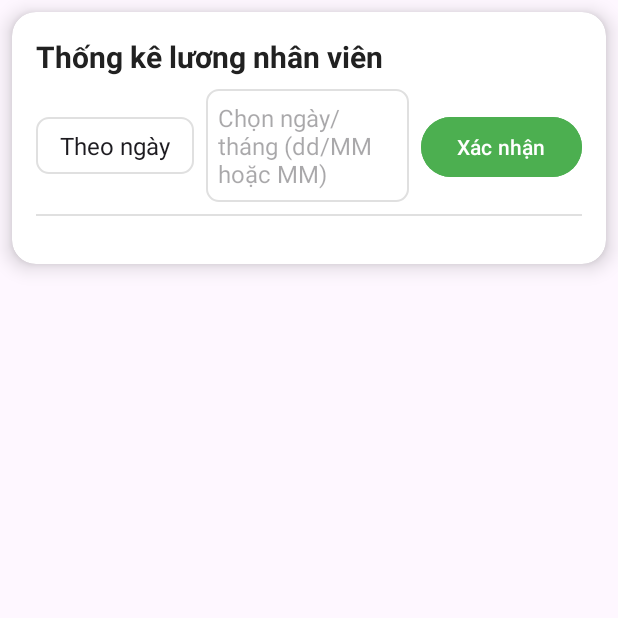
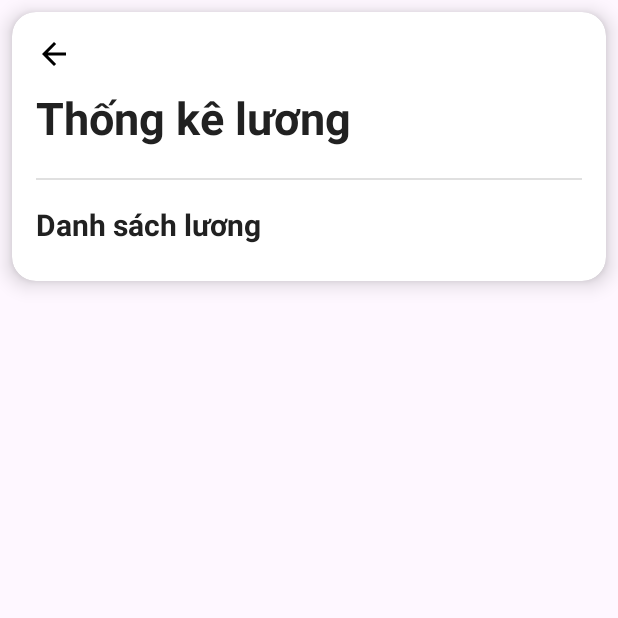
Before and after one commit to buihuuviet204/BTLQLQuanAn_N1_64CNTT2, an Android app: the fragment ActivityFragmentSalary shown on its own in the app's theme, on a phone screen of 412 x 824 dp, the top half of it. Run offline under Robolectric (Android 15) with nearby library versions, the phone set to English and light mode, and no system bars; our stand-ins replace Firebase (no records; nobody signed in at launch, a user with empty details on screens opened directly).

Commit message:
Update KHTX

```diff
--- a/app/build.gradle.kts
+++ b/app/build.gradle.kts
@@ -39,6 +39,7 @@ dependencies {
     implementation(libs.constraintlayout)
     implementation(libs.firebase.database)
     implementation(libs.gridlayout)
+    implementation(libs.firebase.firestore)
     testImplementation(libs.junit)
     androidTestImplementation(libs.ext.junit)
     androidTestImplementation(libs.espresso.core)
--- a/app/src/main/AndroidManifest.xml
+++ b/app/src/main/AndroidManifest.xml
@@ -21,5 +21,7 @@
         <activity android:name=".ActivityDeleteCustomer"/>
         <activity android:name=".ActivityPriorityCustomer"/>
         <activity android:name=".ActivityCustomerPriorityDetail" />
+        <activity android:name=".ActivityShowReport" />
+
     </application>
 </manifest>
--- a/app/src/main/java/com/example/qunnbnhyn/ActivityCustomerHome.java
+++ b/app/src/main/java/com/example/qunnbnhyn/ActivityCustomerHome.java
@@ -20,11 +20,14 @@ public class ActivityCustomerHome extends AppCompatActivity {
         Button btnEditCustomer = findViewById(R.id.btnEditCustomer);
         Button btnDeleteCustomer = findViewById(R.id.btnDeleteCustomer);
         Button btnPriorityCustomer = findViewById(R.id.btnPriorityCustomer);
+        Button btnTest = findViewById(R.id.button);
 
         // Xử lý sự kiện click
         btnAddCustomer.setOnClickListener(v -> startActivity(new Intent(this, ActivityAddCustomer.class)));
         btnEditCustomer.setOnClickListener(v -> startActivity(new Intent(this, ActivityEditCustomer.class)));
         btnDeleteCustomer.setOnClickListener(v -> startActivity(new Intent(this, ActivityDeleteCustomer.class)));
         btnPriorityCustomer.setOnClickListener(v -> startActivity(new Intent(this, ActivityPriorityCustomer.class)));
+        btnTest.setOnClickListener(v -> startActivity(new Intent(this, ActivityShowReport.class)));
+
     }
 }
--- a/app/src/main/java/com/example/qunnbnhyn/ActivityShowReport.java
+++ b/app/src/main/java/com/example/qunnbnhyn/ActivityShowReport.java
@@ -48,10 +48,6 @@ public class ActivityShowReport extends AppCompatActivity {
             if (currentFragment != null) {
                 getSupportFragmentManager()
                         .beginTransaction()
-                        .setCustomAnimations(
-                                isMovingRight ? android.R.anim.slide_in_left : android.R.anim.slide_in_left,
-                                isMovingRight ? android.R.anim.slide_out_right : android.R.anim.slide_out_right
-                        )
                         .replace(R.id.fragment_container, fragment)
                         .commit();
             } else {
--- a/app/src/main/res/layout/fragment_salary.xml
+++ b/app/src/main/res/layout/fragment_salary.xml
@@ -12,69 +12,62 @@
         app:cardCornerRadius="16dp"
         app:cardElevation="8dp">
 
-        <LinearLayout
+        <androidx.constraintlayout.widget.ConstraintLayout
             android:layout_width="match_parent"
             android:layout_height="wrap_content"
-            android:orientation="vertical"
             android:padding="16dp">
+
+            <ImageView
+                android:id="@+id/imageView2"
+                android:layout_width="wrap_content"
+                android:layout_height="wrap_content"
+                app:layout_constraintStart_toStartOf="parent"
+                app:layout_constraintTop_toTopOf="parent"
+                app:srcCompat="@drawable/ic_back" />
 
             <TextView
                 android:id="@+id/tv_salary_title"
-                android:layout_width="match_parent"
+                android:layout_width="0dp"
                 android:layout_height="wrap_content"
-                android:text="Thống kê lương nhân viên"
-                android:textSize="20sp"
+                android:layout_marginTop="10sp"
+                android:text="Thống kê lương"
                 android:textColor="#212121"
-                android:textStyle="bold"/>
-
-            <LinearLayout
-                android:layout_width="match_parent"
-                android:layout_height="wrap_content"
-                android:orientation="horizontal"
-                android:layout_marginTop="8dp">
-
-                <Spinner
-                    android:id="@+id/spinner_time_salary"
-                    android:layout_width="wrap_content"
-                    android:layout_height="wrap_content"
-                    android:entries="@array/time_options"
-                    android:background="@drawable/spinner_background"
-                    android:padding="8dp"/>
-
-                <EditText
-                    android:id="@+id/et_date_picker_salary"
-                    android:layout_width="0dp"
-                    android:layout_height="wrap_content"
-                    android:layout_weight="1"
-                    android:hint="Chọn ngày/tháng (dd/MM hoặc MM)"
-                    android:background="@drawable/spinner_background"
-                    android:padding="8dp"
-                    android:textSize="16sp"
-                    android:layout_marginStart="8dp"
-                    android:layout_marginEnd="8dp"/>
-
-                <Button
-                    android:id="@+id/btn_confirm_salary"
-                    android:layout_width="wrap_content"
-                    android:layout_height="wrap_content"
-                    android:text="Xác nhận"
-                    android:backgroundTint="#4CAF50"
-                    android:textColor="#FFFFFF"/>
-            </LinearLayout>
+                android:textSize="30sp"
+                android:textStyle="bold"
+                app:layout_constraintEnd_toEndOf="parent"
+                app:layout_constraintStart_toStartOf="parent"
+                app:layout_constraintTop_toBottomOf="@+id/imageView2" />
 
             <View
                 android:id="@+id/divider"
                 android:layout_width="match_parent"
                 android:layout_height="1dp"
+                android:layout_marginTop="20dp"
                 android:background="#E0E0E0"
-                android:layout_marginTop="8dp"/>
+                app:layout_constraintTop_toBottomOf="@+id/tv_salary_title" />
+
+            <TextView
+                android:id="@+id/tv_salary_list_title"
+                android:layout_width="wrap_content"
+                android:layout_height="wrap_content"
+                android:layout_marginTop="16dp"
+                android:text="Danh sách lương"
+                android:textColor="#212121"
+                android:textSize="20sp"
+                android:textStyle="bold"
+                app:layout_constraintTop_toBottomOf="@+id/divider"
+                app:layout_constraintStart_toStartOf="parent" />
 
             <LinearLayout
                 android:id="@+id/ll_salary_list"
                 android:layout_width="match_parent"
                 android:layout_height="wrap_content"
                 android:orientation="vertical"
-                android:layout_marginTop="16dp"/>
-        </LinearLayout>
+                android:layout_marginTop="8dp"
+                app:layout_constraintTop_toBottomOf="@+id/tv_salary_list_title"
+                app:layout_constraintStart_toStartOf="parent"
+                app:layout_constraintEnd_toEndOf="parent" />
+
+        </androidx.constraintlayout.widget.ConstraintLayout>
     </androidx.cardview.widget.CardView>
 </ScrollView>
--- a/gradle/libs.versions.toml
+++ b/gradle/libs.versions.toml
@@ -11,6 +11,7 @@ googleGmsGoogleServices = "4.4.2"
 firebaseDatabase = "21.0.0"
 gridlayout = "1.0.0"
 mpandroidchart = "v3.1.0"
+firebaseFirestore = "25.1.3"
 
 [libraries]
 junit = { group = "junit", name = "junit", version.ref = "junit" }
@@ -23,6 +24,7 @@ constraintlayout = { group = "androidx.constraintlayout", name = "constraintlayo
 firebase-database = { group = "com.google.firebase", name = "firebase-database", version.ref = "firebaseDatabase" }
 gridlayout = { group = "androidx.gridlayout", name = "gridlayout", version.ref = "gridlayout" }
 mpandroidchart = { module = "com.github.PhilJay:MPAndroidChart", version.ref = "mpandroidchart" }
+firebase-firestore = { group = "com.google.firebase", name = "firebase-firestore", version.ref = "firebaseFirestore" }
 
 [plugins]
 android-application = { id = "com.android.application", version.ref = "agp" }
```
Also changed, not shown: app/src/main/java/com/example/qunnbnhyn/ActivityFragmentIncome.java (+144 -13 lines), app/src/main/java/com/example/qunnbnhyn/ActivityFragmentPopularFood.java (+4 -5 lines), app/src/main/java/com/example/qunnbnhyn/ActivityFragmentSalary.java (+154 -39 lines), app/src/main/res/layout/activity_customer_home_page.xml (+9 -0 lines), app/src/main/res/layout/fragment_activity_popular_food.xml (+13 -6 lines), app/src/main/res/layout/fragment_income.xml (+30 -19 lines).
